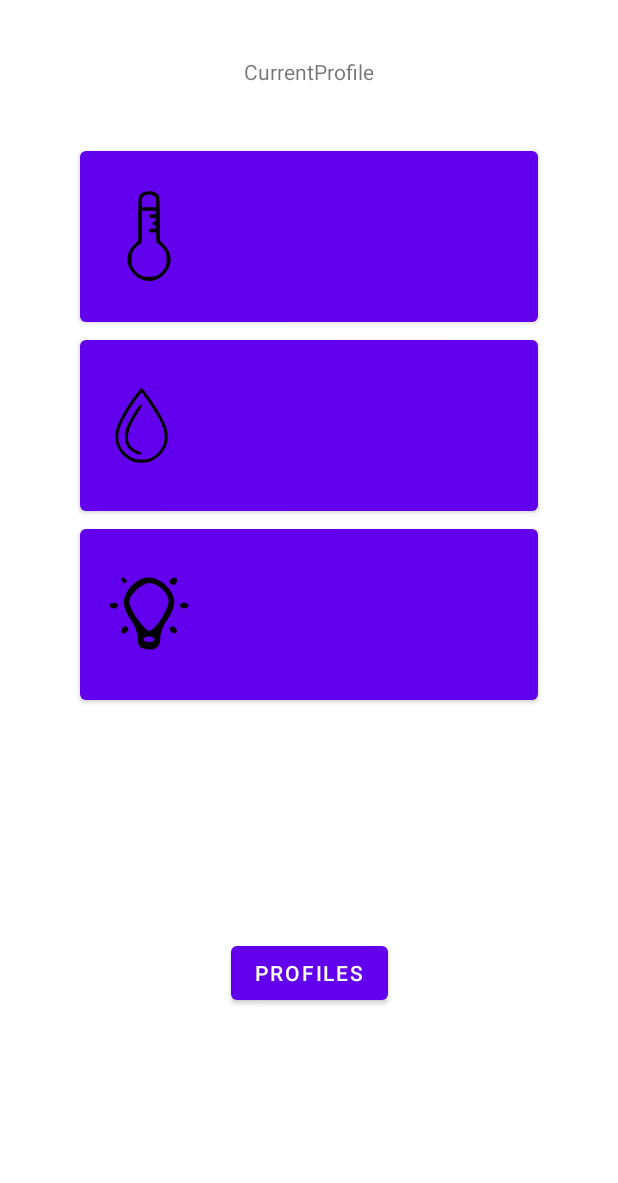
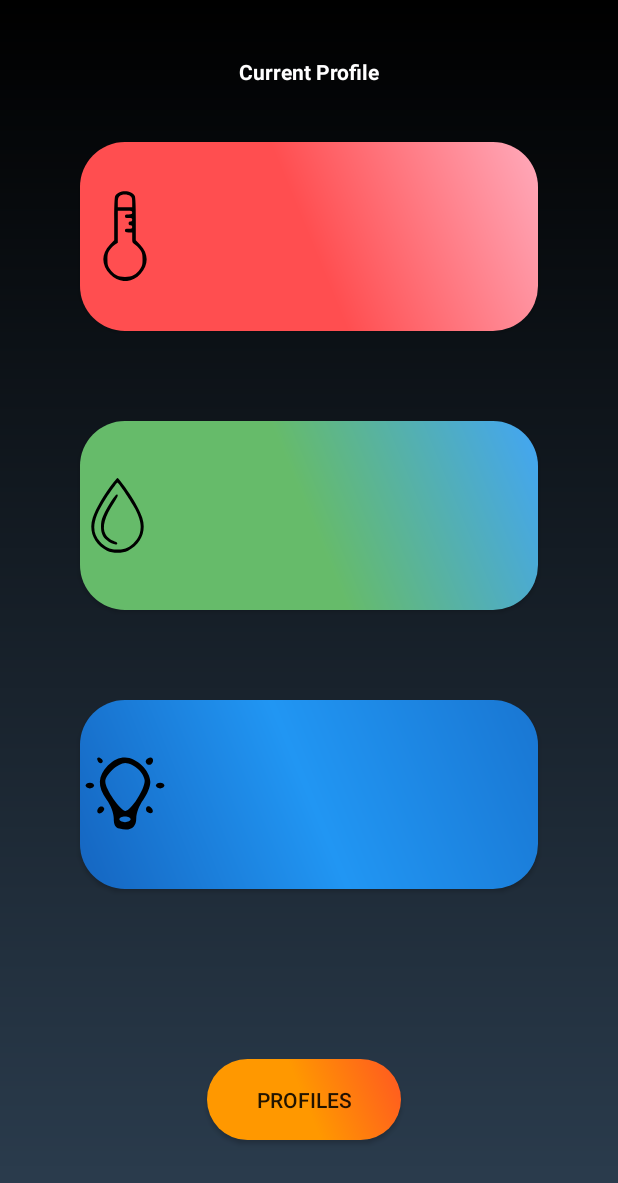
Before and after one commit to joelcelen/desk-buddy, an Android app: the layout activity_main.xml on its own in the app's theme, with its tools: preview values and no code run, on a phone screen of 412 x 824 dp. Shown: the top 1183 px of the screen. Run offline under Robolectric (Android 15) with nearby library versions, the phone set to English and light mode, and no system bars.

Commit message:
Implement a dark mode in the app, and change the line graph style in the temperature graph

```diff
--- a/deskBuddyApp/app/src/main/java/com/example/deskbuddyapp/HumidityView.java
+++ b/deskBuddyApp/app/src/main/java/com/example/deskbuddyapp/HumidityView.java
@@ -117,9 +117,9 @@ public class HumidityView extends AppCompatActivity {
         });
     }
 
-    public void mainActivity(){
+    public void mainActivity(View view){
         Intent intent = new Intent(this,MainActivity.class);
-        intent.setFlags(Intent.FLAG_ACTIVITY_NEW_TASK);
+        //intent.setFlags(Intent.FLAG_ACTIVITY_NEW_TASK);
         startActivity(intent);
     }
     private void dailyGraph(View view){
--- a/deskBuddyApp/app/src/main/java/com/example/deskbuddyapp/LightView.java
+++ b/deskBuddyApp/app/src/main/java/com/example/deskbuddyapp/LightView.java
@@ -116,9 +116,9 @@ public class LightView extends AppCompatActivity {
         });
     }
 
-    public void mainActivity(){
+    public void mainActivity(View view){
         Intent intent = new Intent(this,MainActivity.class);
-        intent.setFlags(Intent.FLAG_ACTIVITY_NEW_TASK);
+        //intent.setFlags(Intent.FLAG_ACTIVITY_NEW_TASK);
         startActivity(intent);
     }
     private void dailyGraph(View view){
--- a/deskBuddyApp/app/src/main/java/com/example/deskbuddyapp/TemperatureView.java
+++ b/deskBuddyApp/app/src/main/java/com/example/deskbuddyapp/TemperatureView.java
@@ -2,7 +2,6 @@ package com.example.deskbuddyapp;
 
 
 
-import android.content.Context;
 import android.content.Intent;
 import android.graphics.Color;
 import android.graphics.Typeface;
@@ -15,6 +14,7 @@ import androidx.appcompat.app.AppCompatActivity;
 
 import com.github.mikephil.charting.charts.LineChart;
 import com.github.mikephil.charting.components.Legend;
+import com.github.mikephil.charting.components.LimitLine;
 import com.github.mikephil.charting.components.XAxis;
 import com.github.mikephil.charting.components.YAxis;
 import com.github.mikephil.charting.data.Entry;
@@ -29,8 +29,6 @@ import org.eclipse.paho.client.mqttv3.MqttMessage;
 import java.time.LocalTime;
 import java.util.ArrayList;
 
-import java.util.Scanner;
-
 //Credits to https://www.youtube.com/watch?v=DD1CxoVONFE&ab_channel=KGPTalkie
 
 public class TemperatureView extends AppCompatActivity {
@@ -44,7 +42,7 @@ public class TemperatureView extends AppCompatActivity {
     @Override
     protected void onCreate(Bundle savedInstanceState) {
         super.onCreate(savedInstanceState);
-        setContentView(R.layout.activity_view_temp);
+        setContentView(R.layout.activity_temperature_view);
         temperatureChart = findViewById(R.id.tempChart);
         client = MqttHandler.getInstance();
         subscribeTopic(Topics.TEMP_SUB.getTopic());
@@ -58,11 +56,12 @@ public class TemperatureView extends AppCompatActivity {
         temperatureChart.setScaleEnabled(false);
 
 
-        temperatureDataSet.setColor(Color.BLUE);
+        temperatureDataSet.setColor(Color.RED);
         temperatureDataSet.setLineWidth(2f);
         temperatureDataSet.setDrawCircles(true);
-        temperatureDataSet.setCircleColor(Color.BLUE);
+        temperatureDataSet.setCircleColor(Color.RED);
         temperatureDataSet.setCircleRadius(5f);
+        temperatureDataSet.setValueTextColor(Color.WHITE);
 
 
         dataSets.add(temperatureDataSet);
@@ -79,14 +78,14 @@ public class TemperatureView extends AppCompatActivity {
 
         YAxis yAxis = temperatureChart.getAxisLeft();
         yAxis.setTextSize(12);
-        yAxis.setTextColor(Color.BLACK);
+        yAxis.setTextColor(Color.WHITE);
         yAxis.setTypeface(Typeface.DEFAULT_BOLD);
         temperatureChart.getAxisRight().setEnabled(false);
 
         Legend legend = temperatureChart.getLegend();
         legend.setEnabled(true);
         legend.setTextSize(12);
-        legend.setTextColor(Color.BLACK);
+        legend.setTextColor(Color.WHITE);
 
         temperatureChart.setDragEnabled(true);
         temperatureChart.setScaleEnabled(true);
@@ -124,9 +123,9 @@ public class TemperatureView extends AppCompatActivity {
         });
     }
 
-    public void mainActivity(){
+    public void mainActivity(View view){
         Intent intent = new Intent(this,MainActivity.class);
-        intent.setFlags(Intent.FLAG_ACTIVITY_NEW_TASK);
+        //intent.setFlags(Intent.FLAG_ACTIVITY_NEW_TASK);
         startActivity(intent);
     }
 
--- /dev/null
+++ b/deskBuddyApp/app/src/main/res/drawable/background_gradient.xml
@@ -0,0 +1,7 @@
+<shape xmlns:android="http://schemas.android.com/apk/res/android">
+    <gradient
+        android:angle="147"
+        android:startColor="#000000"
+        android:endColor="#2c3e50"
+        android:type="linear" />
+</shape>
--- /dev/null
+++ b/deskBuddyApp/app/src/main/res/drawable/button_shape_humidity.xml
@@ -0,0 +1,9 @@
+<shape xmlns:android="http://schemas.android.com/apk/res/android">
+    <gradient
+        android:startColor="#66BB6A"
+        android:endColor="#42A5F5"
+        android:centerColor="#66BB6A"
+        android:centerY="0.5"
+        android:angle="45" />
+    <corners android:radius="30dp" />
+</shape>
--- /dev/null
+++ b/deskBuddyApp/app/src/main/res/drawable/button_shape_light.xml
@@ -0,0 +1,9 @@
+<shape xmlns:android="http://schemas.android.com/apk/res/android">
+    <gradient
+        android:startColor="#1565C0"
+        android:endColor="#1976D2"
+        android:centerColor="#2196F3"
+        android:centerY="0.5"
+        android:angle="45" />
+    <corners android:radius="30dp" />
+</shape>
--- /dev/null
+++ b/deskBuddyApp/app/src/main/res/drawable/button_shape_profile.xml
@@ -0,0 +1,9 @@
+<shape xmlns:android="http://schemas.android.com/apk/res/android">
+    <gradient
+        android:startColor="#FF9800"
+        android:endColor="#FF5722"
+        android:centerColor="#FF9800"
+        android:centerY="0.5"
+        android:angle="45" />
+    <corners android:radius="30dp" />
+</shape>
--- /dev/null
+++ b/deskBuddyApp/app/src/main/res/drawable/button_shape_temperature.xml
@@ -0,0 +1,9 @@
+<shape xmlns:android="http://schemas.android.com/apk/res/android">
+    <gradient
+        android:startColor="#FF4E50"
+        android:endColor="#FFAABB"
+        android:centerColor="#FF4E50"
+        android:centerY="0.5"
+        android:angle="45" />
+    <corners android:radius="30dp" />
+</shape>
--- a/deskBuddyApp/app/src/main/res/layout/activity_humidity_view.xml
+++ b/deskBuddyApp/app/src/main/res/layout/activity_humidity_view.xml
@@ -4,6 +4,7 @@
     xmlns:tools="http://schemas.android.com/tools"
     android:layout_width="match_parent"
     android:layout_height="match_parent"
+    android:background="@drawable/background_gradient"
     tools:context=".HumidityView">
 
     <Button
--- a/deskBuddyApp/app/src/main/res/layout/activity_light_view.xml
+++ b/deskBuddyApp/app/src/main/res/layout/activity_light_view.xml
@@ -4,6 +4,7 @@
     xmlns:tools="http://schemas.android.com/tools"
     android:layout_width="match_parent"
     android:layout_height="match_parent"
+    android:background="@drawable/background_gradient"
     tools:context=".LightView">
 
     <Button
--- a/deskBuddyApp/app/src/main/res/layout/activity_main.xml
+++ b/deskBuddyApp/app/src/main/res/layout/activity_main.xml
@@ -4,20 +4,21 @@
     xmlns:tools="http://schemas.android.com/tools"
     android:layout_width="match_parent"
     android:layout_height="match_parent"
+    android:background="@drawable/background_gradient"
     tools:context=".MainActivity">
 
 
     <TextView
         android:id="@+id/light_view"
         android:layout_width="120dp"
-        android:layout_height="50dp"
+        android:layout_height="80dp"
         android:textColor="@android:color/white"
         android:text=""
         android:textSize="30sp"
         android:translationZ="90dp"
         app:layout_constraintBottom_toBottomOf="@+id/light_button"
         app:layout_constraintEnd_toEndOf="parent"
-        app:layout_constraintHorizontal_bias="0.845"
+        app:layout_constraintHorizontal_bias="0.776"
         app:layout_constraintStart_toStartOf="parent"
         app:layout_constraintTop_toTopOf="@+id/light_button" />
 
@@ -25,30 +26,30 @@
         android:id="@+id/temp_view"
         android:layout_width="120dp"
         android:layout_height="80dp"
-        android:layout_marginTop="100dp"
+        android:text=""
         android:textColor="@android:color/white"
-        android:text=""
         android:textSize="30sp"
+        android:translationZ="90dp"
+        app:layout_constraintBottom_toBottomOf="@+id/temp_button"
         app:layout_constraintEnd_toEndOf="parent"
-        app:layout_constraintHorizontal_bias="0.846"
+        app:layout_constraintHorizontal_bias="0.776"
         app:layout_constraintStart_toStartOf="parent"
-        app:layout_constraintTop_toTopOf="parent"
-        android:translationZ="90dp"/>
+        app:layout_constraintTop_toTopOf="@+id/temp_button" />
+
 
     <TextView
         android:id="@+id/hum_view"
         android:layout_width="120dp"
         android:layout_height="80dp"
+        android:text=""
         android:textColor="@android:color/white"
-        android:text=""
         android:textSize="30sp"
         android:translationZ="90dp"
         app:layout_constraintBottom_toBottomOf="@+id/hum_button"
         app:layout_constraintEnd_toEndOf="parent"
-        app:layout_constraintHorizontal_bias="0.846"
+        app:layout_constraintHorizontal_bias="0.776"
         app:layout_constraintStart_toStartOf="parent"
-        app:layout_constraintTop_toBottomOf="@+id/temp_button" />
-
+        app:layout_constraintTop_toTopOf="@+id/hum_button" />
 
     <Button
         android:id="@+id/temp_button"
@@ -56,6 +57,7 @@
         android:layout_height="126dp"
         android:text="Temperature"
         android:textSize="0sp"
+        android:background="@drawable/button_shape_temperature"
         app:layout_constraintBottom_toBottomOf="parent"
         app:layout_constraintEnd_toEndOf="parent"
         app:layout_constraintStart_toStartOf="parent"
@@ -68,42 +70,52 @@
         android:id="@+id/light_button"
         android:layout_width="305dp"
         android:layout_height="126dp"
+        android:layout_marginTop="60dp"
+        android:background="@drawable/button_shape_light"
+        android:drawableLeft="@drawable/lightbulb_icon"
         android:text="Light"
         android:textSize="0sp"
         app:layout_constraintEnd_toEndOf="parent"
         app:layout_constraintStart_toStartOf="parent"
-        app:layout_constraintTop_toBottomOf="@+id/hum_button"
-        android:drawableLeft="@drawable/lightbulb_icon"/>
+        app:layout_constraintTop_toBottomOf="@+id/hum_button" />
 
     <Button
         android:id="@+id/hum_button"
         android:layout_width="305dp"
         android:layout_height="126dp"
+        android:layout_marginTop="60dp"
+        android:background="@drawable/button_shape_humidity"
+        android:drawableLeft="@drawable/icons8_water_100"
         android:text="Humidity"
         android:textSize="0sp"
         app:layout_constraintEnd_toEndOf="parent"
         app:layout_constraintStart_toStartOf="parent"
-        app:layout_constraintTop_toBottomOf="@+id/temp_button"
-        android:drawableLeft="@drawable/icons8_water_100"/>
+        app:layout_constraintTop_toBottomOf="@+id/temp_button" />
 
     <Button
         android:id="@+id/profiles_button"
-        android:layout_width="wrap_content"
-        android:layout_height="wrap_content"
+        android:layout_width="129dp"
+        android:layout_height="54dp"
+        android:layout_marginBottom="64dp"
+        android:background="@drawable/button_shape_profile"
         android:text="Profiles"
         app:layout_constraintBottom_toBottomOf="parent"
         app:layout_constraintEnd_toEndOf="parent"
-        app:layout_constraintStart_toStartOf="parent"
-        app:layout_constraintTop_toBottomOf="@+id/light_button" />
+        app:layout_constraintHorizontal_bias="0.489"
+        app:layout_constraintStart_toStartOf="parent" />
 
     <TextView
         android:id="@+id/current_profile"
-        android:layout_width="wrap_content"
-        android:layout_height="wrap_content"
-        android:text="CurrentProfile"
+        android:layout_width="138dp"
+        android:layout_height="46dp"
+        android:text="Current Profile"
+        android:textColor="#FFFFFF"
+        android:gravity="center"
+        android:textStyle="bold"
         app:layout_constraintBottom_toTopOf="@+id/temp_button"
         app:layout_constraintEnd_toEndOf="parent"
         app:layout_constraintStart_toStartOf="parent"
         app:layout_constraintTop_toTopOf="parent" />
 
+
 </androidx.constraintlayout.widget.ConstraintLayout>
--- a/deskBuddyApp/app/src/main/res/layout/activity_view_temp.xml
+++ b/deskBuddyApp/app/src/main/res/layout/activity_temperature_view.xml
@@ -4,6 +4,7 @@
     xmlns:tools="http://schemas.android.com/tools"
     android:layout_width="match_parent"
     android:layout_height="match_parent"
+    android:background="@drawable/background_gradient"
     tools:context=".TemperatureView">
 
     <Button
@@ -49,4 +50,5 @@
         app:layout_constraintStart_toStartOf="parent" />
 
 
+
 </androidx.constraintlayout.widget.ConstraintLayout>
--- a/deskBuddyApp/app/src/main/res/values-night/themes.xml
+++ b/deskBuddyApp/app/src/main/res/values-night/themes.xml
@@ -1,6 +1,6 @@
 <resources xmlns:tools="http://schemas.android.com/tools">
     <!-- Base application theme. -->
-    <style name="Theme.DeskBuddyApp" parent="Theme.MaterialComponents.DayNight.DarkActionBar">
+    <style name="Theme.DeskBuddyApp" parent="Theme.AppCompat.Light.NoActionBar">
         <!-- Primary brand color. -->
         <item name="colorPrimary">@color/purple_200</item>
         <item name="colorPrimaryVariant">@color/purple_700</item>
--- a/deskBuddyApp/app/src/main/res/values/themes.xml
+++ b/deskBuddyApp/app/src/main/res/values/themes.xml
@@ -1,6 +1,6 @@
 <resources xmlns:tools="http://schemas.android.com/tools">
     <!-- Base application theme. -->
-    <style name="Theme.DeskBuddyApp" parent="Theme.MaterialComponents.DayNight.DarkActionBar">
+    <style name="Theme.DeskBuddyApp" parent="Theme.AppCompat.Light.NoActionBar">
         <!-- Primary brand color. -->
         <item name="colorPrimary">@color/purple_500</item>
         <item name="colorPrimaryVariant">@color/purple_700</item>
```
